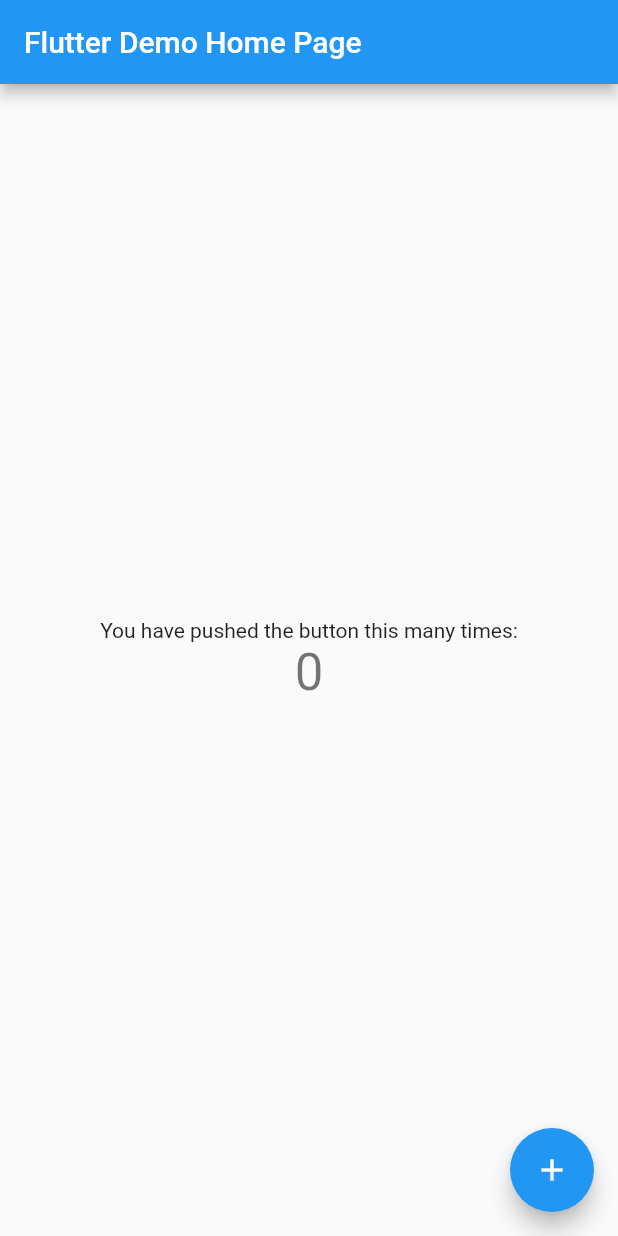
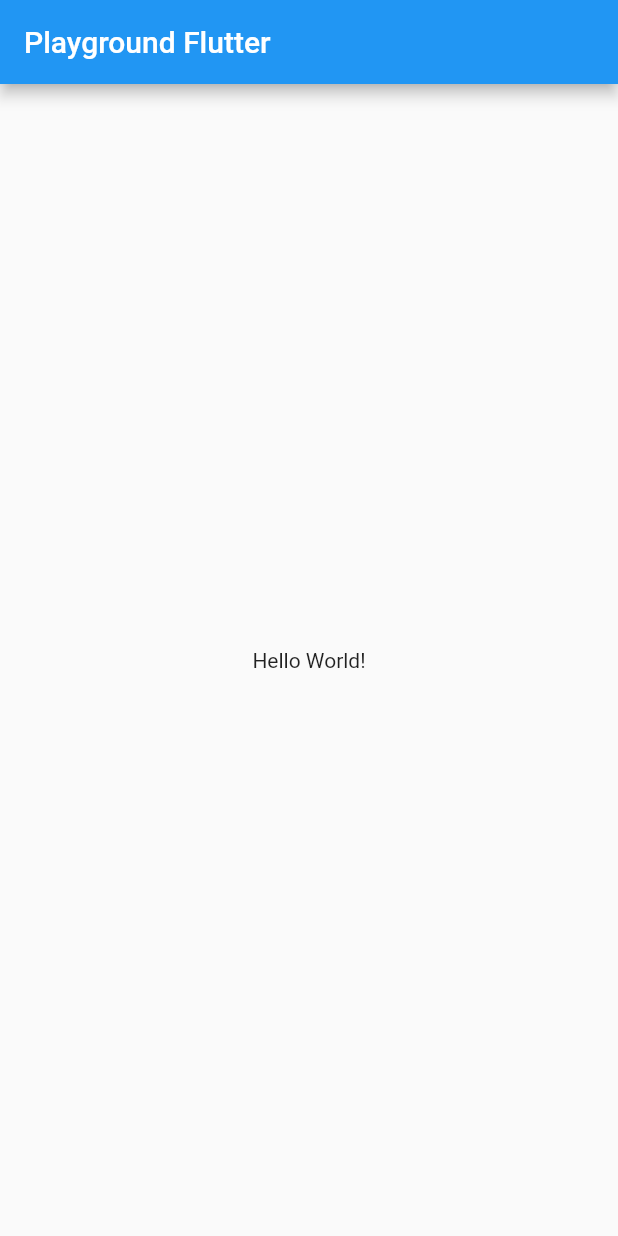
Before and after one commit to autifyhq/playground_flutter, a Flutter app: the screen it shows after launch, on a phone screen of 412 x 824 dp. Run offline on Flutter 3.47's test engine with Material 2 defaults, Android fonts, the phone set to English and light mode, and no system bars; generated files the repository leaves out were written again.

```diff
--- /dev/null
+++ b/l10n.yaml
@@ -0,0 +1,3 @@
+arb-dir: lib/l10n
+template-arb-file: app_en.arb
+output-localization-file: app_localizations.dart
--- /dev/null
+++ b/lib/l10n/app_en.arb
@@ -0,0 +1,6 @@
+{
+    "helloWorld": "Hello World!",
+    "@helloWorld": {
+      "description": "The conventional newborn programmer greeting"
+    }
+}
--- /dev/null
+++ b/lib/l10n/app_ja.arb
@@ -0,0 +1,3 @@
+{
+    "helloWorld": "こんにちは世界"
+}
--- a/lib/main.dart
+++ b/lib/main.dart
@@ -1,4 +1,6 @@
 import 'package:flutter/material.dart';
+import 'package:flutter_localizations/flutter_localizations.dart';
+import 'package:flutter_gen/gen_l10n/app_localizations.dart';
 
 void main() {
   runApp(MyApp());
@@ -9,20 +11,18 @@ class MyApp extends StatelessWidget {
   @override
   Widget build(BuildContext context) {
     return MaterialApp(
-      title: 'Flutter Demo',
-      theme: ThemeData(
-        // This is the theme of your application.
-        //
-        // Try running your application with "flutter run". You'll see the
-        // application has a blue toolbar. Then, without quitting the app, try
-        // changing the primarySwatch below to Colors.green and then invoke
-        // "hot reload" (press "r" in the console where you ran "flutter run",
-        // or simply save your changes to "hot reload" in a Flutter IDE).
-        // Notice that the counter didn't reset back to zero; the application
-        // is not restarted.
-        primarySwatch: Colors.blue,
-      ),
-      home: MyHomePage(title: 'Flutter Demo Home Page'),
+      title: 'Playground Flutter',
+      localizationsDelegates: [
+        AppLocalizations.delegate,
+        GlobalMaterialLocalizations.delegate,
+        GlobalWidgetsLocalizations.delegate,
+        GlobalCupertinoLocalizations.delegate,
+      ],
+      supportedLocales: [
+        Locale('en', ''), // English, no country code
+        Locale('ja', ''), // Japanese, no country code
+      ],
+      home: MyHomePage(title: 'Playground Flutter'),
     );
   }
 }
@@ -46,19 +46,6 @@ class MyHomePage extends StatefulWidget {
 }
 
 class _MyHomePageState extends State<MyHomePage> {
-  int _counter = 0;
-
-  void _incrementCounter() {
-    setState(() {
-      // This call to setState tells the Flutter framework that something has
-      // changed in this State, which causes it to rerun the build method below
-      // so that the display can reflect the updated values. If we changed
-      // _counter without calling setState(), then the build method would not be
-      // called again, and so nothing would appear to happen.
-      _counter++;
-    });
-  }
-
   @override
   Widget build(BuildContext context) {
     // This method is rerun every time setState is called, for instance as done
@@ -76,38 +63,8 @@ class _MyHomePageState extends State<MyHomePage> {
       body: Center(
         // Center is a layout widget. It takes a single child and positions it
         // in the middle of the parent.
-        child: Column(
-          // Column is also a layout widget. It takes a list of children and
-          // arranges them vertically. By default, it sizes itself to fit its
-          // children horizontally, and tries to be as tall as its parent.
-          //
-          // Invoke "debug painting" (press "p" in the console, choose the
-          // "Toggle Debug Paint" action from the Flutter Inspector in Android
-          // Studio, or the "Toggle Debug Paint" command in Visual Studio Code)
-          // to see the wireframe for each widget.
-          //
-          // Column has various properties to control how it sizes itself and
-          // how it positions its children. Here we use mainAxisAlignment to
-          // center the children vertically; the main axis here is the vertical
-          // axis because Columns are vertical (the cross axis would be
-          // horizontal).
-          mainAxisAlignment: MainAxisAlignment.center,
-          children: <Widget>[
-            Text(
-              'You have pushed the button this many times:',
-            ),
-            Text(
-              '$_counter',
-              style: Theme.of(context).textTheme.headline4,
-            ),
-          ],
-        ),
+        child: Text(AppLocalizations.of(context)!.helloWorld)
       ),
-      floatingActionButton: FloatingActionButton(
-        onPressed: _incrementCounter,
-        tooltip: 'Increment',
-        child: Icon(Icons.add),
-      ), // This trailing comma makes auto-formatting nicer for build methods.
     );
   }
 }
```
Also changed, not shown: pubspec.yaml (+7 -1 lines), pubspec.lock, 1 other file.
